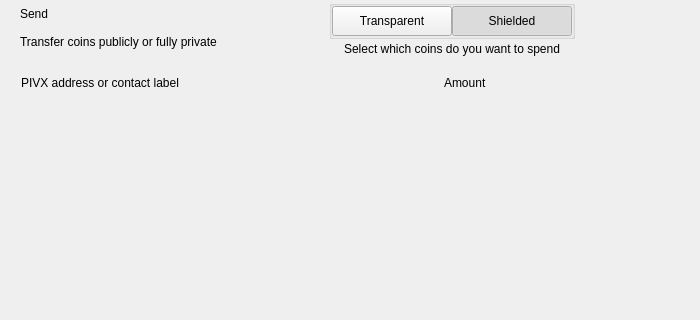
Before: the Qt Designer form src/qt/pivx/forms/send.ui in Liquid369/blank, drawn with Qt 5; both pictures show x 0 to 700 and y 0 to 320 of the 893 by 700 pixel window.
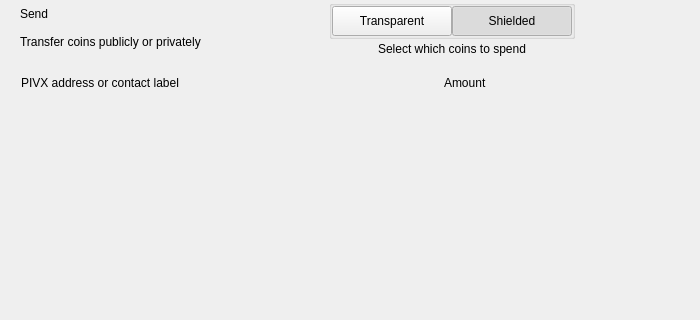
After: the same form once the commit is applied. Custom widgets are drawn as their Qt base class.

Commit message: GUI: send screen, simple texts changes.

Diff of the .ui file:
```diff
--- a/src/qt/pivx/forms/send.ui
+++ b/src/qt/pivx/forms/send.ui
@@ -81,7 +81,7 @@
             <item>
              <widget class="QLabel" name="labelSubtitle1">
               <property name="text">
-               <string>Transfer coins publicly or fully private</string>
+               <string>Transfer coins publicly or privately</string>
               </property>
              </widget>
             </item>
@@ -202,7 +202,7 @@
                <string notr="true"/>
               </property>
               <property name="text">
-               <string>Select which coins do you want to spend</string>
+               <string>Select which coins to spend</string>
               </property>
               <property name="alignment">
                <set>Qt::AlignCenter</set>
```
